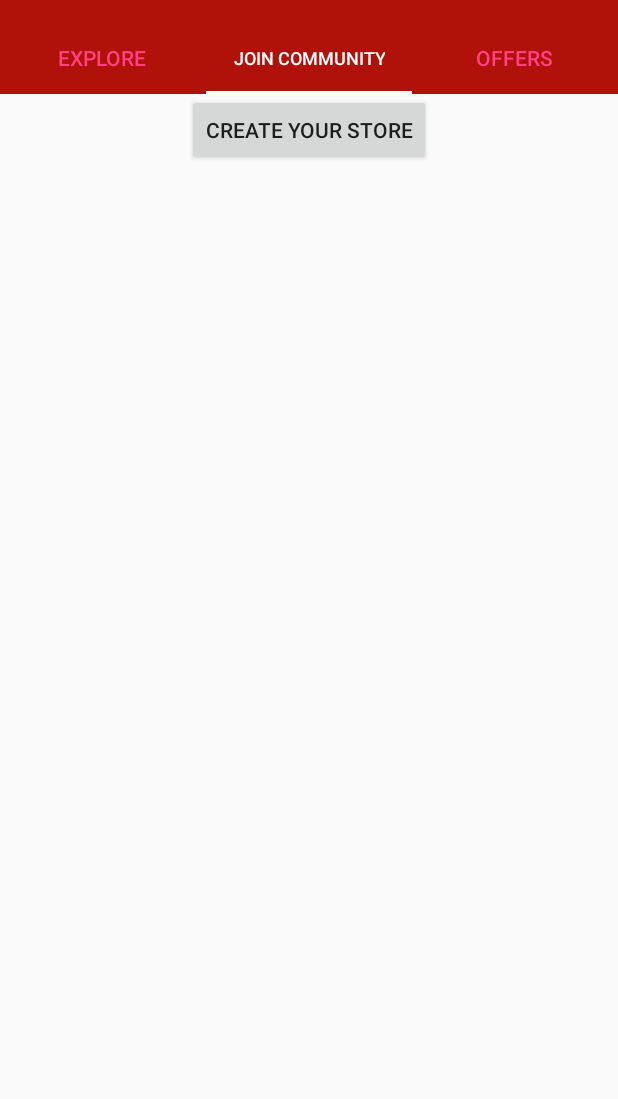
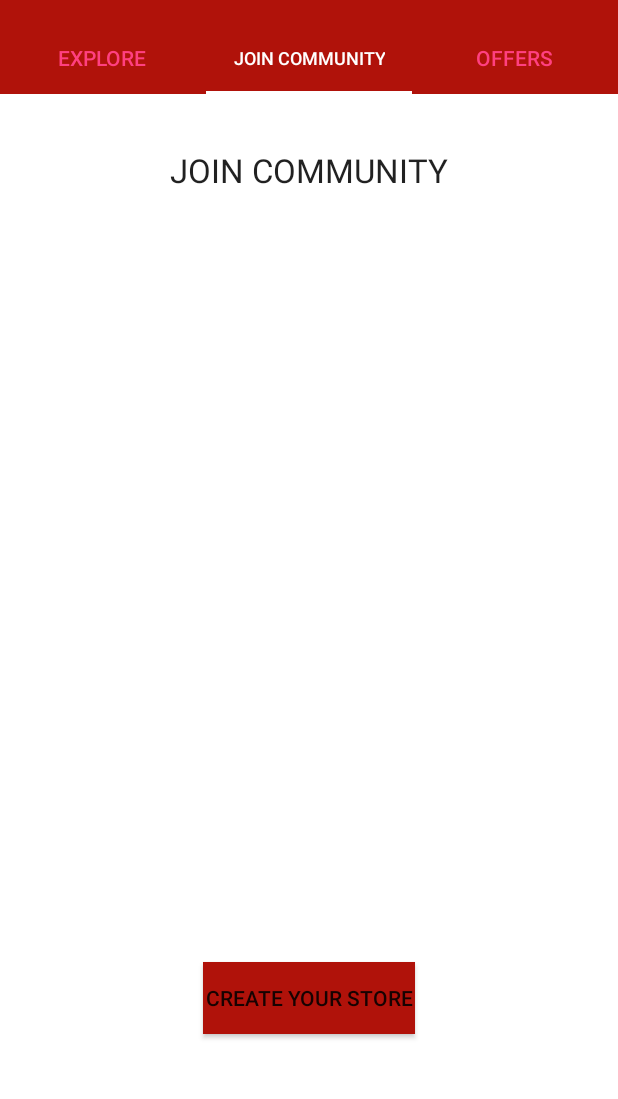
Before and after one commit to SeasonFour/Mtindo, an Android app: the screen it shows after launch (MainActivity), tab 2 chosen, on a phone screen of 412 x 824 dp, the part 62-1161 px from its top. Run offline under Robolectric (Android 15) with nearby library versions, the phone set to English and light mode, and no system bars; pictures from the network do not load.

Commit message:
Refine UI2

```diff
--- a/app/src/main/res/layout/activity_createstore.xml
+++ b/app/src/main/res/layout/activity_createstore.xml
@@ -158,7 +158,6 @@
             android:layout_alignParentRight="true"
             android:layout_alignParentEnd="true" />
 
-
         </com.andexert.library.RippleView>
 
 
--- a/app/src/main/res/layout/fragment_two.xml
+++ b/app/src/main/res/layout/fragment_two.xml
@@ -1,8 +1,18 @@
 <?xml version="1.0" encoding="utf-8"?>
 <RelativeLayout xmlns:android="http://schemas.android.com/apk/res/android"
     android:layout_width="match_parent"
-    android:layout_height="match_parent">
+    android:layout_height="match_parent"
+    android:background="#ffffff">
+    <TextView
+        android:layout_width="wrap_content"
+        android:layout_height="wrap_content"
+        android:textAppearance="?android:attr/textAppearanceLarge"
+        android:text="JOIN COMMUNITY"
 
+        android:id="@+id/textView3"
+        android:layout_marginTop="36dp"
+        android:layout_alignParentTop="true"
+        android:layout_centerHorizontal="true" />
 
     <Button
         android:layout_width="wrap_content"
@@ -10,9 +20,13 @@
         android:text="Create your store"
         android:id="@+id/button1"
         android:layout_gravity="bottom"
-        android:layout_marginBottom="56dp"
+        android:layout_marginBottom="93dp"
+        android:background="@color/colorPrimary"
+        android:padding="1dp"
+        android:layout_alignParentBottom="true"
         android:layout_centerHorizontal="true" />
 
 
 
+
 </RelativeLayout>
```
Also changed, not shown: app/src/main/res/layout/fragment_one.xml (+61 -12 lines).
